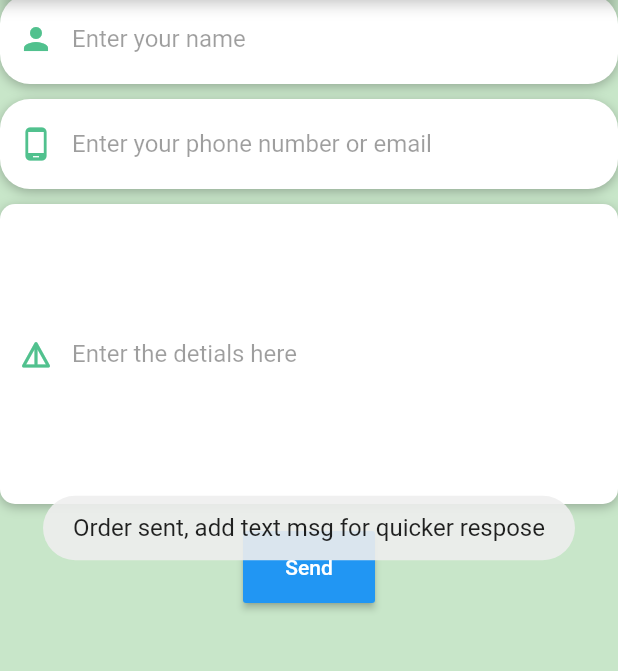
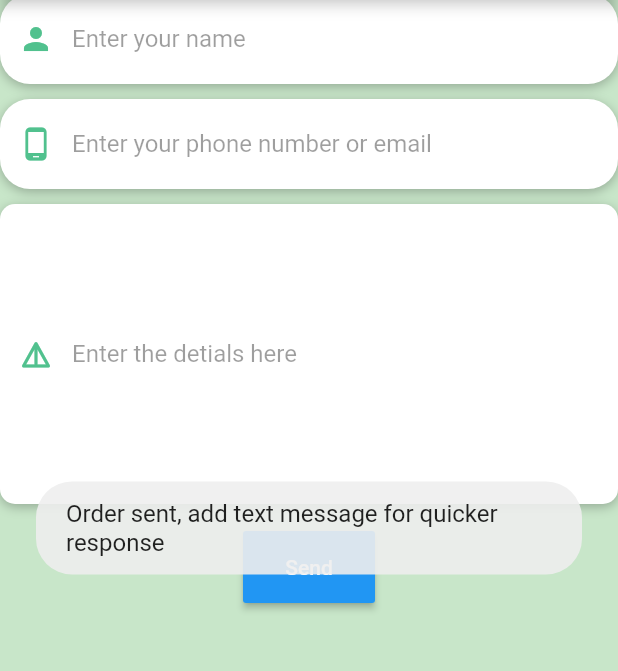
Before and after one commit to MobiGarage-Group-11/mobi_garage, a Flutter app: the Home1 screen opened directly, after a tap on "Send", on a phone screen of 412 x 824 dp, the part 90-761 px from its top. Run offline on Flutter 3.47's test engine with Material 2 defaults, Android fonts, the phone set to English and light mode, and no system bars; our stand-ins replace cloud_firestore, firebase_auth, firebase_core, firebase_messaging, flutter_local_notifications, fluttertoast and 4 more; missing offline and left inert: cloud_firestore_web, firebase_auth_web, firebase_core_web, firebase_database_web, firebase_messaging_web, flutter_facebook_auth_web and 6 more; accounts and stored records are empty; statements that could not run were skipped.

Commit message:
Update Detials.dart

```diff
--- a/lib/Detials.dart
+++ b/lib/Detials.dart
@@ -175,7 +175,7 @@ void _sendSMS(String message, List<String> recipents) async {
     print(onError);
   });
   Fluttertoast.showToast(
-      msg: "Order sent, add text msg for quicker respose",
+      msg: "Order sent, add text message for quicker response",
       toastLength: Toast.LENGTH_SHORT,
       gravity: ToastGravity.CENTER,
       fontSize: 16.0);
```
